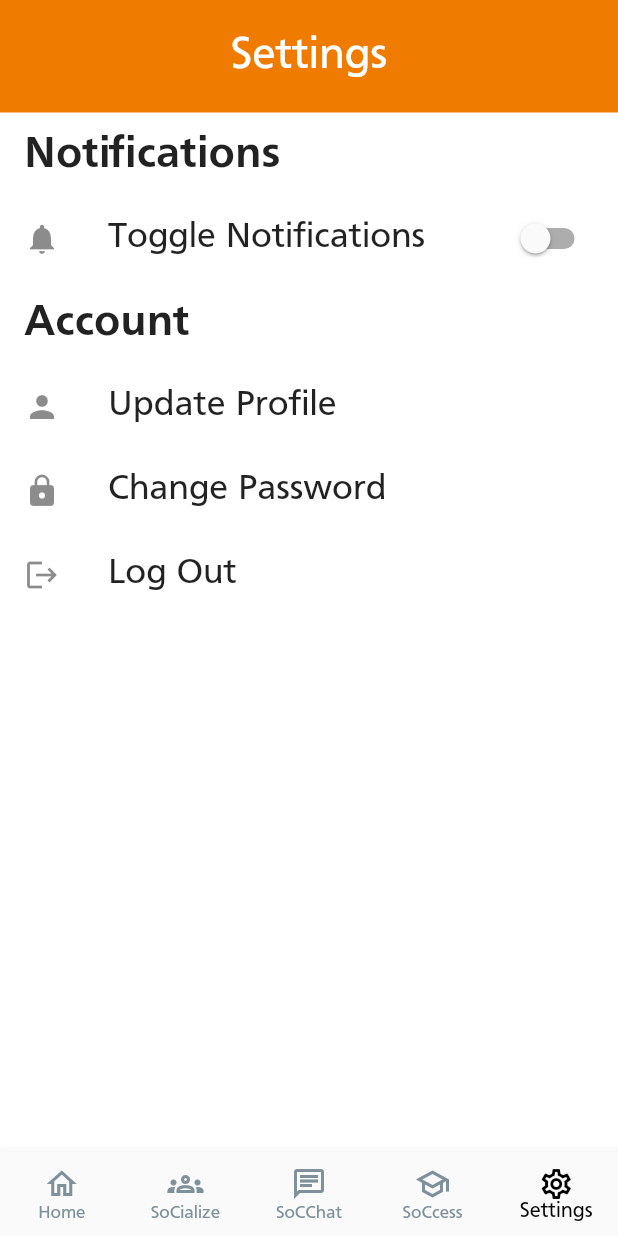
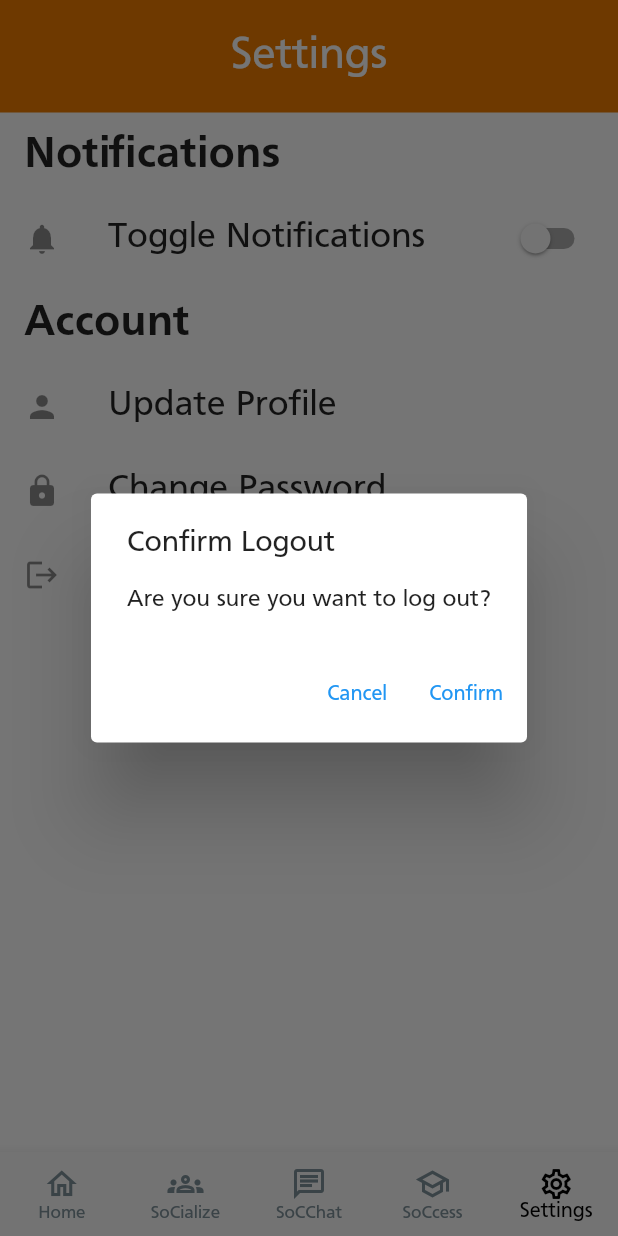
Before and after one commit to dylkaw/freshsoc, a Flutter app: the screen it shows once a user with an empty profile is signed in, item 5 of the bottom bar chosen, after a tap on "Log Out", on a phone screen of 412 x 824 dp. Run offline on Flutter 3.47's test engine with Material 2 defaults, Android fonts, the light colour scheme and no system bars; our stand-ins replace cloud_firestore, firebase_auth, firebase_core, firebase_storage, flutter_spinkit, image_picker and 1 more; accounts and stored records are empty; network calls fail.

Commit message:
Creating confirm_logout page
Adding a confirmation page for users, to confirm their log out action

```diff
--- /dev/null
+++ b/lib/screens/settings/confirm_logout.dart
@@ -0,0 +1,33 @@
+import 'package:flutter/material.dart';
+import 'package:freshsoc/services/auth.dart';
+
+class ConfirmLogout extends StatelessWidget {
+  @override
+  Widget build(BuildContext context) {
+    return AlertDialog(
+      title: Text('Confirm Logout'),
+      content: SingleChildScrollView(
+        child: ListBody(
+          children: <Widget>[
+            Text('Are you sure you want to log out?'),
+          ],
+        ),
+      ),
+      actions: <Widget>[
+        TextButton(
+          child: Text('Cancel'),
+          onPressed: () {
+            Navigator.of(context).pop();
+          },
+        ),
+        TextButton(
+          child: Text('Confirm'),
+          onPressed: () {
+            AuthService().signOut();
+            Navigator.of(context).pop();
+          },
+        ),
+      ],
+    );
+  }
+}
--- a/lib/screens/settings/settings.dart
+++ b/lib/screens/settings/settings.dart
@@ -1,8 +1,9 @@
 import 'package:firebase_auth/firebase_auth.dart';
 import 'package:flutter/material.dart';
-import 'package:freshsoc/services/auth.dart';
 import 'package:freshsoc/screens/settings/change_password.dart';
+import 'package:freshsoc/screens/settings/confirm_logout.dart';
 import 'package:freshsoc/screens/settings/update_profile.dart';
+import 'package:freshsoc/screens/settings/confirm_logout.dart';
 import 'package:freshsoc/shared/constants.dart';
 
 class Settings extends StatefulWidget {
@@ -28,6 +29,16 @@
   void changePassword(BuildContext context) {
     Navigator.push(
         context, MaterialPageRoute(builder: (context) => ChangePassword()));
+  }
+
+  Future<void> _logOut(BuildContext context) async {
+    showDialog<void>(
+      context: context,
+      barrierDismissible: false, // user must tap button!
+      builder: (BuildContext context) {
+        return ConfirmLogout();
+      },
+    );
   }
 
   @override
@@ -107,7 +118,7 @@
               style: TextStyle(fontSize: 24),
             ),
             onTap: () {
-              AuthService().signOut();
+              _logOut(context);
             },
           ),
         ],
```
